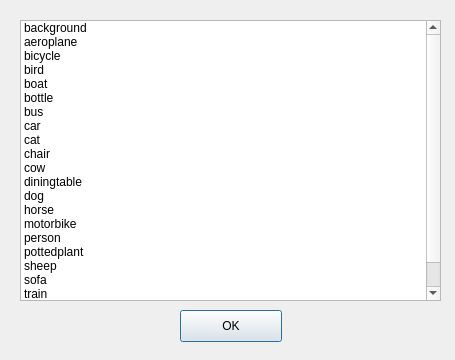
Old version of the form Prac4/categoriesForm.ui in the repository dgallards/VisionArtificial.
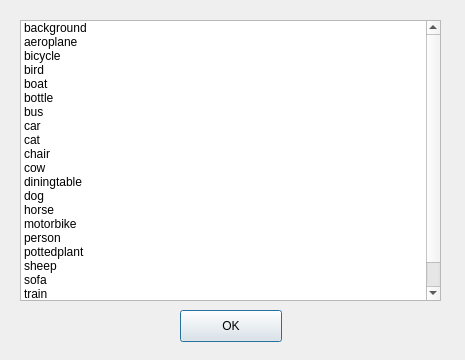
New version of the form.

Commit message: practica 4 corregida

The edit to the form file:
```diff
--- a/Prac4/categoriesForm.ui
+++ b/Prac4/categoriesForm.ui
@@ -6,7 +6,7 @@
    <rect>
     <x>0</x>
     <y>0</y>
-    <width>455</width>
+    <width>465</width>
     <height>360</height>
    </rect>
   </property>
```
The commit also changes 1 other file.
